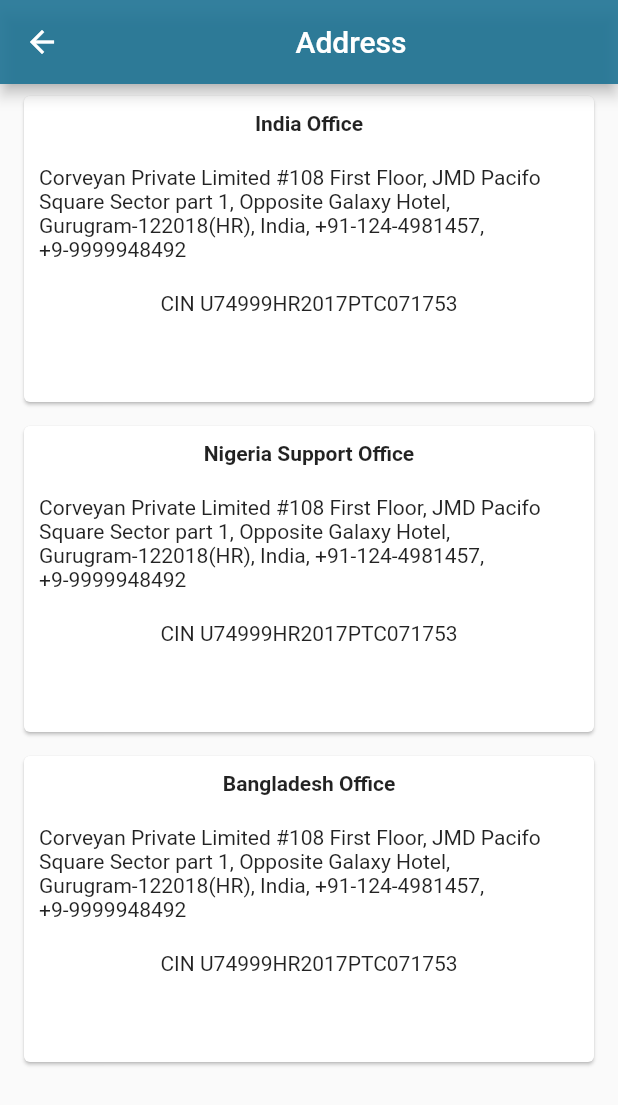
After one commit to HunainHumail/onlala_app, a Flutter app: the AddressScreen screen opened directly, on a phone screen of 412 x 824 dp. The commit adds this screen. Shown: the top 1105 px of the screen. Run offline on Flutter 3.47's test engine with Material 2 defaults, Android fonts, the phone set to English and light mode, and no system bars; our stand-ins replace carousel_slider; missing offline and left inert: toggle_button.

Commit message:
address screen, apphomescreen (almost completed),termsandcondition(settings), videoscreen, notificationscreen in progress

```diff
--- /dev/null
+++ b/lib/address_screen.dart
@@ -0,0 +1,172 @@
+import 'package:flutter/material.dart';
+
+class AddressScreen extends StatelessWidget {
+  AddressScreen({Key key}) : super(key: key);
+
+  @override
+  Widget build(BuildContext context) {
+    // TODO: implement build
+    return Scaffold(
+      appBar: AppBar(
+        backgroundColor: Color.fromRGBO(30, 115, 148, 0.9),
+        title: Center(child: Text("Address")),
+      ),
+      body: CustomScrollView(
+        slivers: <Widget>[
+          SliverList(
+            delegate: SliverChildBuilderDelegate(
+                (context,index) => Column( crossAxisAlignment: CrossAxisAlignment.start,
+                  children: <Widget>[
+                    Container(
+                      margin: new EdgeInsets.only(left: 10.0, right: 10.0),
+                      height: 220.0,
+                      child: Card(
+                        margin: EdgeInsets.only(top: 8, left: 6, right: 6, bottom: 8),
+                        clipBehavior: Clip.antiAlias,
+                        child: InkWell(
+                          onTap: () {
+                            print('Card Tapped');
+                          },
+                          child: Column(
+                            crossAxisAlignment: CrossAxisAlignment.start,
+                            children: <Widget>[
+                              SizedBox(
+                                height: 180,
+                                width: double.infinity,
+                                child: Container(
+                                  child: Column(
+                                    children: <Widget>[
+                                      Padding(
+                                        padding: const EdgeInsets.only(top: 10),
+                                        child: Text(
+                                          "India Office",
+                                          style: TextStyle(fontWeight: FontWeight.bold),
+                                          textAlign: TextAlign.start,
+                                        ),
+                                      ),
+                                      Padding(
+                                        padding: const EdgeInsets.only(left: 10.0,top: 20.0),
+                                        child: Text("Corveyan Private Limited #108 First Floor, JMD Pacifo Square Sector part 1, Opposite Galaxy Hotel, Gurugram-122018(HR), India, +91-124-4981457, +9-9999948492 "
+                                        ),
+                                      ),
+                                      Padding(
+                                        padding: const EdgeInsets.symmetric(vertical: 20, horizontal: 10),
+                                        child: Text('CIN U74999HR2017PTC071753',textAlign:TextAlign.start ,),
+                                      )
+                                    ],
+                                  ),
+                                ),
+
+
+
+                              ),
+
+                            ],
+                          ),
+                        ),
+                      ),
+                    ),
+
+                    Container(
+                      margin: new EdgeInsets.only(left: 10.0, right: 10.0),
+                      height: 220.0,
+                      child: Card(
+                        margin: EdgeInsets.only(top: 8, left: 6, right: 6, bottom: 8),
+                        clipBehavior: Clip.antiAlias,
+                        child: InkWell(
+                          onTap: () {
+                            print('Card Tapped');
+                          },
+                          child: Column(
+                            crossAxisAlignment: CrossAxisAlignment.start,
+                            children: <Widget>[
+                              SizedBox(
+                                height: 180,
+                                width: double.infinity,
+                                child: Container(
+                                  child: Column(
+                                    children: <Widget>[
+                                      Padding(
+                                        padding: const EdgeInsets.only(top: 10),
+                                        child: Text(
+                                          "Nigeria Support Office",
+                                          style: TextStyle(fontWeight: FontWeight.bold),
+                                          textAlign: TextAlign.start,
+                                        ),
+                                      ),
+                                      Padding(
+                                        padding: const EdgeInsets.only(left: 10.0,top: 20.0),
+                                        child: Text("Corveyan Private Limited #108 First Floor, JMD Pacifo Square Sector part 1, Opposite Galaxy Hotel, Gurugram-122018(HR), India, +91-124-4981457, +9-9999948492 "
+                                        ),
+                                      ),
+                                      Padding(
+                                        padding: const EdgeInsets.symmetric(vertical: 20, horizontal: 10),
+                                        child: Text('CIN U74999HR2017PTC071753',textAlign:TextAlign.start ,),
+                                      )
+                                    ],
+                                  ),
+                                ),
+                              )
+                            ],
+                          ),
+                        ),
+                      ),
+                    ),
+
+                    Container(
+                      margin: new EdgeInsets.only(left: 10.0, right: 10.0),
+                      height: 220.0,
+                      child: Card(
+                        margin: EdgeInsets.only(top: 8, left: 6, right: 6, bottom: 8),
+                        clipBehavior: Clip.antiAlias,
+                        child: InkWell(
+                          onTap: () {
+                            print('Card Tapped');
+                          },
+                          child: Column(
+                            crossAxisAlignment: CrossAxisAlignment.start,
+                            children: <Widget>[
+                              SizedBox(
+                                height: 180,
+                                width: double.infinity,
+                                child: Container(
+                                  child: Column(
+                                    children: <Widget>[
+                                      Padding(
+                                        padding: const EdgeInsets.only(top: 10),
+                                        child: Text(
+                                          "Bangladesh Office",
+                                          style: TextStyle(fontWeight: FontWeight.bold),
+                                          textAlign: TextAlign.start,
+                                        ),
+                                      ),
+                                      Padding(
+                                        padding: const EdgeInsets.only(left: 10.0,top: 20.0),
+                                        child: Text("Corveyan Private Limited #108 First Floor, JMD Pacifo Square Sector part 1, Opposite Galaxy Hotel, Gurugram-122018(HR), India, +91-124-4981457, +9-9999948492 "
+                                        ),
+                                      ),
+                                      Padding(
+                                        padding: const EdgeInsets.symmetric(vertical: 20, horizontal: 10),
+                                        child: Text('CIN U74999HR2017PTC071753',textAlign:TextAlign.start ,),
+                                      )
+                                    ],
+                                  ),
+                                ),
+                              )
+                            ],
+                          ),
+                        ),
+                      ),
+                    ),
+                  ],
+
+                ),
+                    childCount: 1,
+            ),
+
+          )
+        ],
+      ),
+    );
+  }
+}
--- a/lib/onboarding_screen.dart
+++ b/lib/onboarding_screen.dart
@@ -100,7 +100,9 @@
         ),
       )
           : RaisedButton(
-        onPressed: () => print('Get Started Now'),
+        onPressed: () {
+
+        },
         child: Container(
           height: Platform.isIOS ? 70 : 60,
           color: Colors.blue,
--- a/lib/splash_screen_one.dart
+++ b/lib/splash_screen_one.dart
@@ -15,7 +15,8 @@
         children: <Widget>[
           CircleAvatar(
             radius: 150.0,
-            backgroundColor: Colors.white,
+            backgroundColor: Color.fromRGBO(30, 115, 148, 0.4),
+
             child: Image(image: Logo),
           ),
           Container(
```
Also changed, not shown: lib/app_home.dart (added, +177 -0 lines), lib/notification_screen.dart (added, +42 -0 lines), lib/termsandcondition_settings.dart (added, +47 -0 lines), lib/video_screen.dart (added, +65 -0 lines), pubspec.yaml (+11 -0 lines), assets/images/apphomeimage.png (added), assets/images/buyerpic1.png (added), assets/images/buyerpic2.png (added), assets/images/buyerpic3.png (added), assets/images/videoicon.png (added), pubspec.lock.
